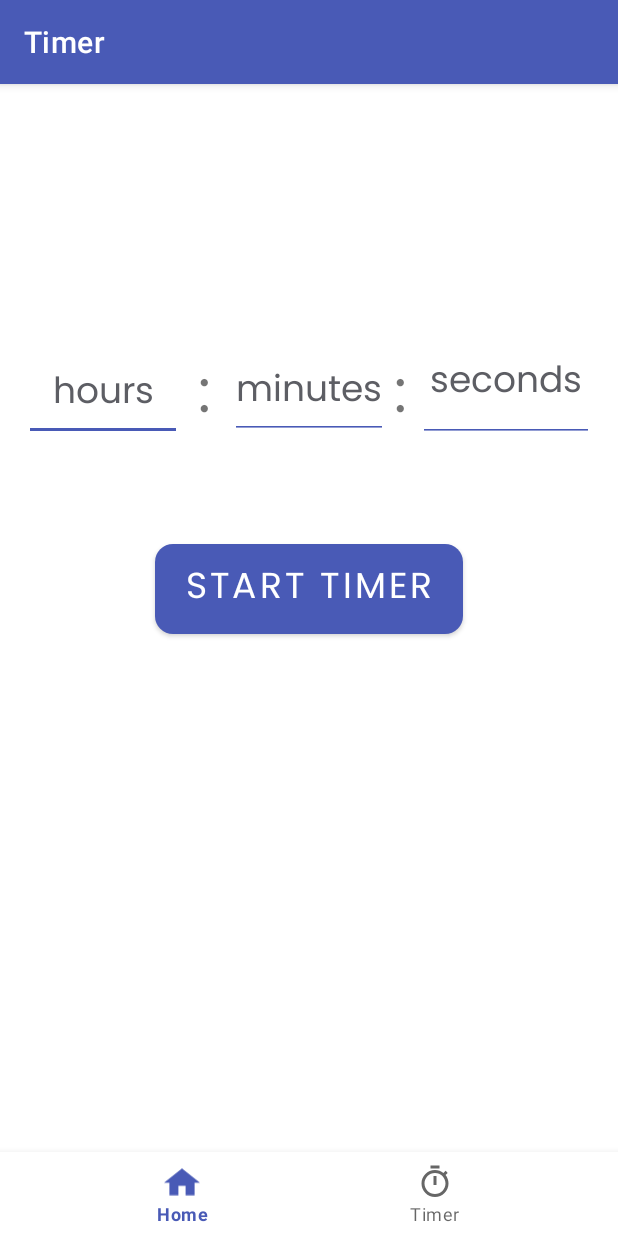
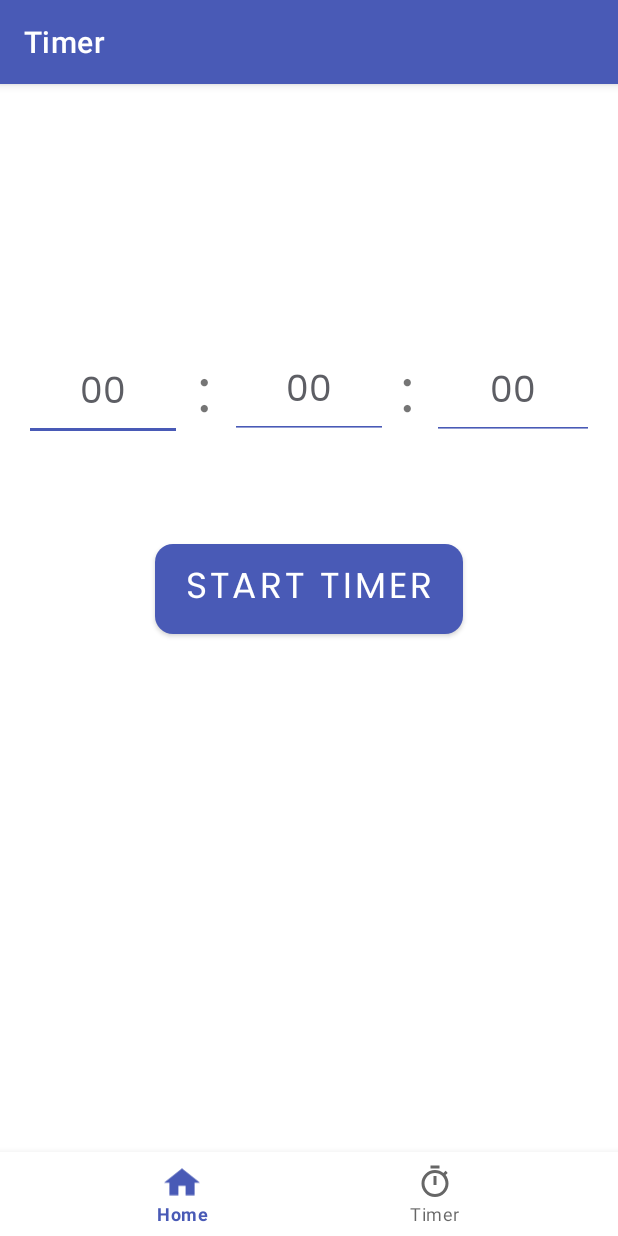
Before and after one commit to aklambert/Wellness-Journal, an Android app: the TimerFragment screen opened through its navigation route, after a tap on "STOP TIMER", on a phone screen of 412 x 824 dp. Run offline under Robolectric (Android 15) with nearby library versions, the phone set to English and light mode, and no system bars; our stand-ins replace navigation-ui; 1 other tap on this screen came first.

Commit message:
#11, Completed initial countdown timer, except for a notification

```diff
--- a/app/src/main/java/com/example/wellnessjournal/ui/timer/TimerFragment.kt
+++ b/app/src/main/java/com/example/wellnessjournal/ui/timer/TimerFragment.kt
@@ -2,6 +2,7 @@ package com.example.wellnessjournal.ui.timer
 
 import android.content.Context
 import android.content.SharedPreferences
+import android.media.MediaPlayer
 import android.os.Bundle
 import android.os.CountDownTimer
 import android.view.LayoutInflater
@@ -39,9 +40,18 @@ class TimerFragment : Fragment() {
         timerViewModel.text.observe(viewLifecycleOwner) {
             textView.text = it
         }*/
-
         val btnTimer: Button = root.findViewById(R.id.btn_timer)
 
+        // Initialize timer
+        timer = object : CountDownTimer(0, 1) {
+            override fun onTick(millisUntilFinished: Long) {
+                // do nothing
+            }
+
+            override fun onFinish() {
+                // do nothing
+            }
+        }
 
         // Start a timer when the START TIMER button is clicked
         btnTimer.setOnClickListener{
@@ -54,8 +64,128 @@ class TimerFragment : Fragment() {
     /**
      * Starts or stops the timer, depending on if the timer is running or not
      */
-    fun toggleTimer(root: View, timer_btn: Button) {
+    private fun toggleTimer(root: View, timerBtn: Button) {
         // Get view items
+        val msTotal: Long = getTimeForTimer(root)
+
+        // Check shared preferences to see if timer is currently running
+        val prefs = this.requireActivity().getSharedPreferences("pref", Context.MODE_PRIVATE)
+
+        // If timer is currently running, the user is stopping the timer
+        if (prefs.contains("timer_running") && prefs.getBoolean("timer_running", true)) {
+            stopTimer(root, timerBtn, prefs)
+        }
+
+        // If timer is not running, the user is starting a timer
+        else {
+            startTimer(root, timerBtn, prefs, msTotal)
+        }
+    }
+
+    /**
+     * Get a time to set the timer to have ready for if the START TIMER button is clicked
+     */
+    private fun getTimeForTimer(root: View): Long {
+        val editTextHours: TextView  = root.findViewById(R.id.input_hours)
+        val editTextMinutes: TextView  = root.findViewById(R.id.input_minutes)
+        val editTextSeconds: TextView  = root.findViewById(R.id.input_seconds)
+
+        // Default timer values set to 0 hours, 0 minutes, 0 seconds
+        var msHrs: Long = 0
+        var msMin: Long = 0
+        var msSec: Long = 0
+
+        // Get entered user input for a time to set timer to
+        if (editTextHours.text.toString() !== "") {
+
+            val hrsLong: Long? = editTextHours.text.toString().toLongOrNull()
+            if (hrsLong != null) {
+                msHrs = hrsLong * 3600000
+            }
+        }
+        if (editTextMinutes.text.toString() !== "") {
+            val minLong: Long? = editTextMinutes.text.toString().toLongOrNull()
+            if (minLong != null) {
+                msMin = minLong * 60000
+            }
+        }
+        if (editTextSeconds.text.toString() !== "") {
+            val secLong: Long? = editTextSeconds.text.toString().toLongOrNull()
+            if (secLong != null) {
+                msSec = secLong * 1000
+            }
+        }
+
+        // Convert input time to one value in milliseconds for countdown timer
+        return msHrs + msMin + msSec
+    }
+
+    /**
+     * Start the timer
+     */
+    private fun startTimer(root: View, timer_btn: Button, prefs: SharedPreferences, time: Long) {
+
+        val editTextHours: TextView = root.findViewById(R.id.input_hours)
+        val editTextMinutes: TextView = root.findViewById(R.id.input_minutes)
+        val editTextSeconds: TextView = root.findViewById(R.id.input_seconds)
+
+        val colon1: TextView = root.findViewById(R.id.colon1)
+        val colon2: TextView = root.findViewById(R.id.colon2)
+        val timerProgressView: TextView = root.findViewById(R.id.timer_progress_view)
+
+        // Do not show the input items when the timer is running
+        editTextHours.visibility = View.GONE
+        editTextMinutes.visibility = View.GONE
+        editTextSeconds.visibility = View.GONE
+        colon1.visibility = View.GONE
+        colon2.visibility = View.GONE
+
+        // Show the button as a STOP TIMER button
+        timer_btn.text = getString(R.string.stop_timer)
+        context?.let { ContextCompat.getColor(it, R.color.danger) }
+            ?.let { timer_btn.setBackgroundColor(it) }
+
+        // Start the timer and show timer remaining
+        timer = object : CountDownTimer(time, 1) {
+            override fun onTick(millisUntilFinished: Long) {
+                updateTimeRemaining(root, millisUntilFinished)
+            }
+
+            override fun onFinish() {
+                timerProgressView.text = "Timer Finished!"
+                val alarm: MediaPlayer = MediaPlayer.create(context, R.raw.simple_notification)
+                alarm.start()
+            }
+        }.start()
+
+        timerProgressView.visibility = View.VISIBLE
+
+        // Set shared preference setting to tell that the timer has been set and is running
+        val prefsEditor: SharedPreferences.Editor = prefs.edit()
+        prefsEditor.putBoolean("timer_running", true)
+        prefsEditor.apply()
+    }
+
+    /**
+     * Update the time remaining that is shown to the user
+     */
+    private fun updateTimeRemaining(root: View, time: Long) {
+        val timerProgressView: TextView = root.findViewById(R.id.timer_progress_view)
+        val hrs: Long = time / 3600000
+        val mins: Long = ((time / 1000) % 3600) / 60
+        val seconds: Long = (time / 1000) % 60
+
+        val progress: String = hrs.toString() + " : " + mins.toString() +
+                " : " + seconds.toString()
+
+        timerProgressView.text = progress
+    }
+
+    /**
+     * Cancel the timer
+     */
+     private fun stopTimer(root: View, timer_btn: Button, prefs: SharedPreferences) {
+
         val editTextHours: EditText = root.findViewById(R.id.input_hours)
         val editTextMinutes: EditText = root.findViewById(R.id.input_minutes)
         val editTextSeconds: EditText = root.findViewById(R.id.input_seconds)
@@ -63,60 +193,6 @@ class TimerFragment : Fragment() {
         val colon1: TextView = root.findViewById(R.id.colon1)
         val colon2: TextView = root.findViewById(R.id.colon2)
         val timerProgressView: TextView = root.findViewById(R.id.timer_progress_view)
-
-        // Default timer values set to 0 hours, 0 minutes, 0 seconds
-        var msHrs: Long = 0
-        var msMin: Long = 0
-        var msSec: Long = 0
-
-        if (editTextHours.text.toString() !== "") {
-
-            val hrsLong: Long? = editTextHours.text.toString().toLongOrNull()
-            if (hrsLong != null) {
-                msHrs = hrsLong * 3600000
-            }
-        }
-
-        if (editTextMinutes.text.toString() !== "") {
-            val minLong: Long? = editTextMinutes.text.toString().toLongOrNull()
-            if (minLong != null) {
-                msMin = minLong * 60000
-            }
-        }
-        if (editTextSeconds.text.toString() !== "") {
-            val secLong: Long? = editTextMinutes.text.toString().toLongOrNull()
-            if (secLong != null) {
-                msSec = secLong * 1000
-            }
-        }
-
-        // Convert input time to one value in milliseconds for countdown timer
-        val msTotal: Long = msHrs + msMin + msSec
-
-        // Initialize countdown timer
-        timer = object : CountDownTimer(msTotal, 1) {
-            override fun onTick(millisUntilFinished: Long) {
-                val hrs: Long = millisUntilFinished / 3600000
-                val timeNoHrs: Long = millisUntilFinished - (hrs * 3600000)
-                val mins: Long = timeNoHrs / 60000
-                val timeNoHrsNoMins: Long = timeNoHrs - (mins * 60000)
-                val seconds: Long = timeNoHrsNoMins / 1000
-
-                val progress: String = hrs.toString() + " : " + mins.toString() +
-                        " : " + seconds.toString()
-                timerProgressView.text = progress
-            }
-
-            override fun onFinish() {
-                timerProgressView.text = "Timer Finished!"
-            }
-        }
-
-        // Check shared preferences to see if timer is currently running
-        val prefs = this.requireActivity().getSharedPreferences("pref", Context.MODE_PRIVATE)
-
-        // If timer is currently running, the user is stopping the timer
-        if (prefs.contains("timer_running") && prefs.getBoolean("timer_running", true)) {
 
         // Show the input items when the timer is stopped
         editTextHours.visibility = View.VISIBLE
@@ -142,33 +218,22 @@ class TimerFragment : Fragment() {
         prefsEditor.apply()
     }
 
-        // If timer is not running, the user is starting a timer
+    /**
+     * Enable START TIMER button if there is an entered time value, otherwise disable it.
+     * This is for when a timer is not running.
+     */
+    private fun startTimerEnableDisable(btn: Button, time: Long) {
+        if (time == 0.toLong()) {
+            btn.isEnabled = false
+            btn.isClickable = false
+            context?.let { ContextCompat.getColor(it, R.color.primary_color_variant1) }
+                ?.let { btn.setBackgroundColor(it) }
+        }
         else {
-
-            // Do not show the input items when the timer is running
-            editTextHours.visibility = View.GONE
-            editTextMinutes.visibility = View.GONE
-            editTextSeconds.visibility = View.GONE
-            colon1.visibility = View.GONE
-            colon2.visibility = View.GONE
-
-            // Show the button as a STOP TIMER button
-            timer_btn.text = getString(R.string.stop_timer)
-            context?.let { ContextCompat.getColor(it, R.color.danger) }
-                ?.let { timer_btn.setBackgroundColor(it) }
-
-            // Start the timer
-
-            timer.start()
-
-            // Show time remaining
-            timerProgressView.visibility = View.VISIBLE
-
-
-            // Set shared preference setting to tell that the timer has been set and is running
-            val prefsEditor: SharedPreferences.Editor = prefs.edit()
-            prefsEditor.putBoolean("timer_running", true)
-            prefsEditor.apply()
+            btn.isEnabled = true
+            btn.isClickable = true
+            context?.let { ContextCompat.getColor(it, R.color.primary_color) }
+                ?.let { btn.setBackgroundColor(it) }
         }
     }
 
--- a/app/src/main/res/layout/fragment_timer.xml
+++ b/app/src/main/res/layout/fragment_timer.xml
@@ -14,8 +14,8 @@
         <EditText
             android:id="@+id/input_seconds"
             style="@style/style_header3"
-            android:layout_width="117dp"
-            android:layout_height="77dp"
+            android:layout_width="108dp"
+            android:layout_height="62dp"
             android:autofillHints=""
             android:backgroundTint="@color/primary_color"
             android:ems="10"
@@ -27,10 +27,10 @@
             android:visibility="visible"
             app:layout_constraintBottom_toBottomOf="parent"
             app:layout_constraintEnd_toEndOf="parent"
-            app:layout_constraintHorizontal_bias="0.945"
+            app:layout_constraintHorizontal_bias="0.947"
             app:layout_constraintStart_toStartOf="parent"
             app:layout_constraintTop_toTopOf="parent"
-            app:layout_constraintVertical_bias="0.45" />
+            app:layout_constraintVertical_bias="0.469" />
 
         <TextView
             android:id="@+id/colon2"
--- a/app/src/main/res/values/strings.xml
+++ b/app/src/main/res/values/strings.xml
@@ -11,10 +11,10 @@
     <string name="timer_icon">Timer icon</string>
     <string name="hours">Hours:</string>
     <string name="minutes">Minutes:</string>
-    <string name="enter_hours">hours</string>
-    <string name="enter_minutes">minutes</string>
+    <string name="enter_hours">00</string>
+    <string name="enter_minutes">00</string>
     <string name="start_timer">Start Timer</string>
     <string name="stop_timer">STOP TIMER</string>
     <string name="colon">:</string>
-    <string name="enter_seconds">seconds</string>
+    <string name="enter_seconds">00</string>
 </resources>
```
Also changed, not shown: 1 other file. Lines whose indentation alone changed are shown as unchanged.
